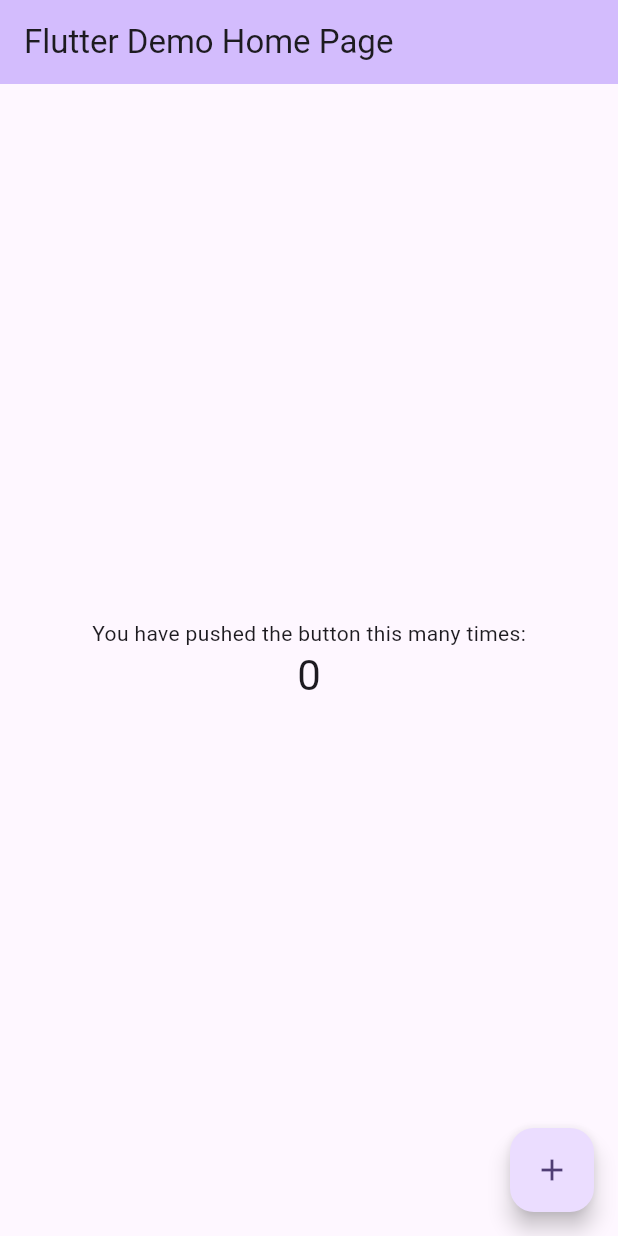
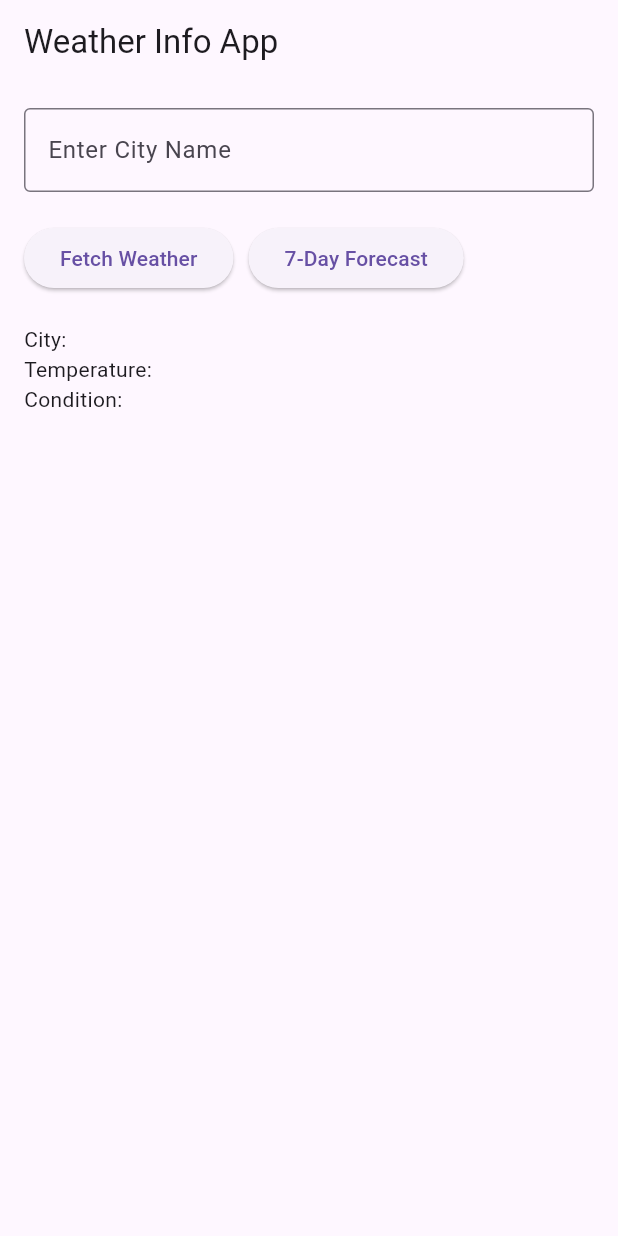
Before and after one commit to nuhs101/weather_info_app, a Flutter app: the screen it shows after launch, on a phone screen of 412 x 824 dp. Run offline on Flutter 3.47's test engine with Material 3 defaults, Android fonts, the phone set to English and light mode, and no system bars.

Commit message:
Implemented 7-day weather forecast feature

```diff
--- a/lib/main.dart
+++ b/lib/main.dart
@@ -1,125 +1,110 @@
 import 'package:flutter/material.dart';
+import 'dart:math';
 
 void main() {
-  runApp(const MyApp());
+  runApp(WeatherApp());
 }
 
-class MyApp extends StatelessWidget {
-  const MyApp({super.key});
-
-  // This widget is the root of your application.
+class WeatherApp extends StatelessWidget {
   @override
   Widget build(BuildContext context) {
     return MaterialApp(
-      title: 'Flutter Demo',
+      title: 'Weather Info App',
       theme: ThemeData(
-        // This is the theme of your application.
-        //
-        // TRY THIS: Try running your application with "flutter run". You'll see
-        // the application has a purple toolbar. Then, without quitting the app,
-        // try changing the seedColor in the colorScheme below to Colors.green
-        // and then invoke "hot reload" (save your changes or press the "hot
-        // reload" button in a Flutter-supported IDE, or press "r" if you used
-        // the command line to start the app).
-        //
-        // Notice that the counter didn't reset back to zero; the application
-        // state is not lost during the reload. To reset the state, use hot
-        // restart instead.
-        //
-        // This works for code too, not just values: Most code changes can be
-        // tested with just a hot reload.
-        colorScheme: ColorScheme.fromSeed(seedColor: Colors.deepPurple),
-        useMaterial3: true,
+        primarySwatch: Colors.blue,
       ),
-      home: const MyHomePage(title: 'Flutter Demo Home Page'),
+      home: WeatherHomePage(),
     );
   }
 }
 
-class MyHomePage extends StatefulWidget {
-  const MyHomePage({super.key, required this.title});
-
-  // This widget is the home page of your application. It is stateful, meaning
-  // that it has a State object (defined below) that contains fields that affect
-  // how it looks.
-
-  // This class is the configuration for the state. It holds the values (in this
-  // case the title) provided by the parent (in this case the App widget) and
-  // used by the build method of the State. Fields in a Widget subclass are
-  // always marked "final".
-
-  final String title;
-
+class WeatherHomePage extends StatefulWidget {
   @override
-  State<MyHomePage> createState() => _MyHomePageState();
+  _WeatherHomePageState createState() => _WeatherHomePageState();
 }
 
-class _MyHomePageState extends State<MyHomePage> {
-  int _counter = 0;
+class _WeatherHomePageState extends State<WeatherHomePage> {
+  final _cityController = TextEditingController();
+  String _cityName = '';
+  String _temperature = '';
+  String _weatherCondition = '';
+  List<Map<String, String>> _forecast = [];
 
-  void _incrementCounter() {
+  void _fetchWeather() {
     setState(() {
-      // This call to setState tells the Flutter framework that something has
-      // changed in this State, which causes it to rerun the build method below
-      // so that the display can reflect the updated values. If we changed
-      // _counter without calling setState(), then the build method would not be
-      // called again, and so nothing would appear to happen.
-      _counter++;
+      _cityName = _cityController.text;
+      _temperature = (15 + (15 * Random().nextDouble())).toStringAsFixed(1) + '°C';
+      _weatherCondition = ['Sunny', 'Cloudy', 'Rainy'][Random().nextInt(3)];
+    });
+  }
+
+  void _fetch7DayForecast() {
+    setState(() {
+      _forecast = List.generate(7, (index) {
+        return {
+          'day': 'Day ${index + 1}',
+          'temp': (15 + (15 * Random().nextDouble())).toStringAsFixed(1) + '°C',
+          'condition': ['Sunny', 'Cloudy', 'Rainy'][Random().nextInt(3)],
+        };
+      });
     });
   }
 
   @override
   Widget build(BuildContext context) {
-    // This method is rerun every time setState is called, for instance as done
-    // by the _incrementCounter method above.
-    //
-    // The Flutter framework has been optimized to make rerunning build methods
-    // fast, so that you can just rebuild anything that needs updating rather
-    // than having to individually change instances of widgets.
     return Scaffold(
       appBar: AppBar(
-        // TRY THIS: Try changing the color here to a specific color (to
-        // Colors.amber, perhaps?) and trigger a hot reload to see the AppBar
-        // change color while the other colors stay the same.
-        backgroundColor: Theme.of(context).colorScheme.inversePrimary,
-        // Here we take the value from the MyHomePage object that was created by
-        // the App.build method, and use it to set our appbar title.
-        title: Text(widget.title),
+        title: Text('Weather Info App'),
       ),
-      body: Center(
-        // Center is a layout widget. It takes a single child and positions it
-        // in the middle of the parent.
+      body: Padding(
+        padding: const EdgeInsets.all(16.0),
         child: Column(
-          // Column is also a layout widget. It takes a list of children and
-          // arranges them vertically. By default, it sizes itself to fit its
-          // children horizontally, and tries to be as tall as its parent.
-          //
-          // Column has various properties to control how it sizes itself and
-          // how it positions its children. Here we use mainAxisAlignment to
-          // center the children vertically; the main axis here is the vertical
-          // axis because Columns are vertical (the cross axis would be
-          // horizontal).
-          //
-          // TRY THIS: Invoke "debug painting" (choose the "Toggle Debug Paint"
-          // action in the IDE, or press "p" in the console), to see the
-          // wireframe for each widget.
-          mainAxisAlignment: MainAxisAlignment.center,
-          children: <Widget>[
-            const Text(
-              'You have pushed the button this many times:',
+          crossAxisAlignment: CrossAxisAlignment.start,
+          children: [
+            TextField(
+              controller: _cityController,
+              decoration: InputDecoration(
+                labelText: 'Enter City Name',
+                border: OutlineInputBorder(),
+              ),
             ),
-            Text(
-              '$_counter',
-              style: Theme.of(context).textTheme.headlineMedium,
+            SizedBox(height: 20),
+            Row(
+              children: [
+                ElevatedButton(
+                  onPressed: _fetchWeather,
+                  child: Text('Fetch Weather'),
+                ),
+                SizedBox(width: 10),
+                ElevatedButton(
+                  onPressed: _fetch7DayForecast,
+                  child: Text('7-Day Forecast'),
+                ),
+              ],
             ),
+            SizedBox(height: 20),
+            Text('City: $_cityName'),
+            Text('Temperature: $_temperature'),
+            Text('Condition: $_weatherCondition'),
+            SizedBox(height: 20),
+            _forecast.isNotEmpty
+                ? Expanded(
+                    child: ListView.builder(
+                      itemCount: _forecast.length,
+                      itemBuilder: (context, index) {
+                        return Card(
+                          child: ListTile(
+                            title: Text(_forecast[index]['day']!),
+                            subtitle: Text('${_forecast[index]['temp']} - ${_forecast[index]['condition']}'),
+                          ),
+                        );
+                      },
+                    ),
+                  )
+                : Container(),
           ],
         ),
       ),
-      floatingActionButton: FloatingActionButton(
-        onPressed: _incrementCounter,
-        tooltip: 'Increment',
-        child: const Icon(Icons.add),
-      ), // This trailing comma makes auto-formatting nicer for build methods.
     );
   }
 }
```
